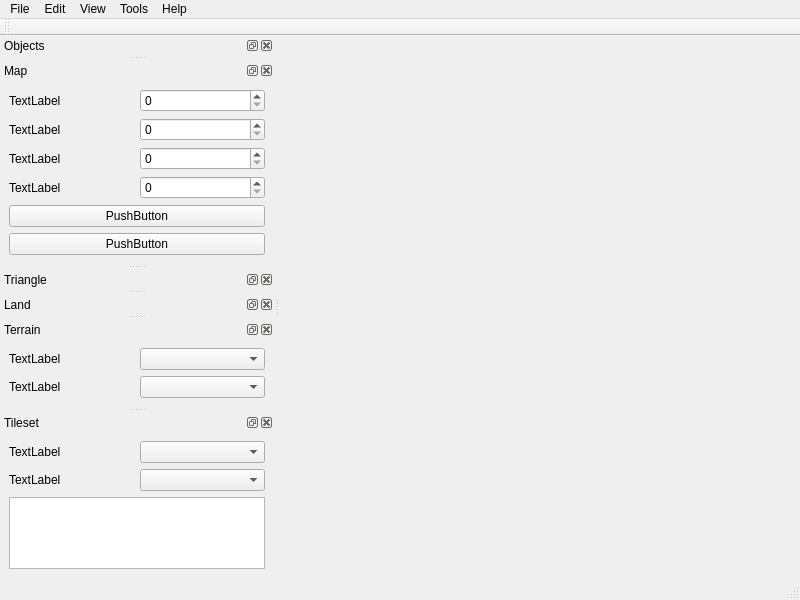
Emdek/wz-map-editor, file src/ui/MainWindow.ui: the form before one commit.
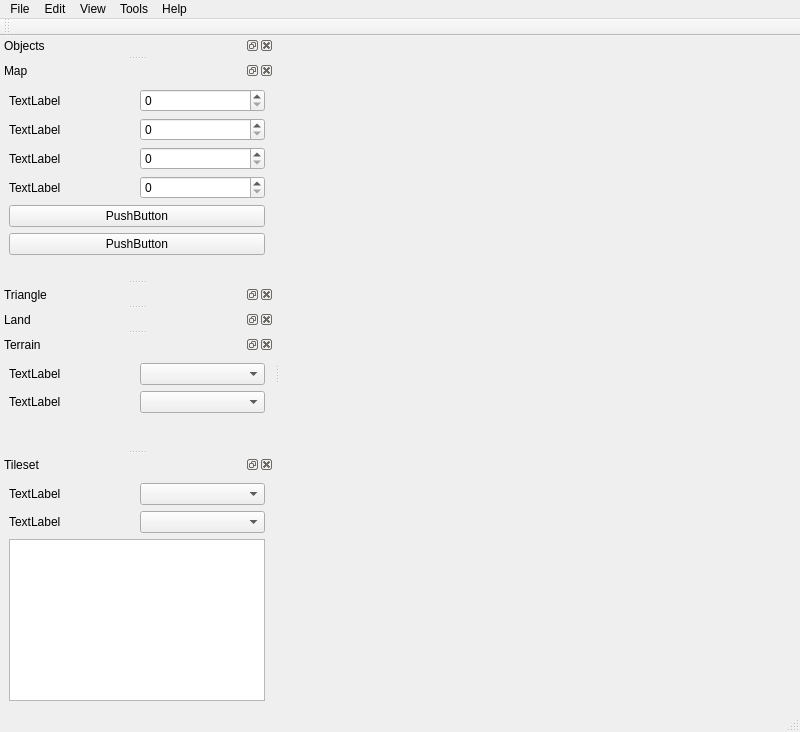
The form after the commit. Icons and pictures are not drawn. Custom widgets are drawn as their Qt base class.

Patch:
```diff
--- a/src/ui/MainWindow.ui
+++ b/src/ui/MainWindow.ui
@@ -7,7 +7,7 @@
     <x>0</x>
     <y>0</y>
     <width>800</width>
-    <height>600</height>
+    <height>732</height>
    </rect>
   </property>
   <property name="windowTitle">
```
Left out of the diff: 8 changed lines with no effect on the pictures.
